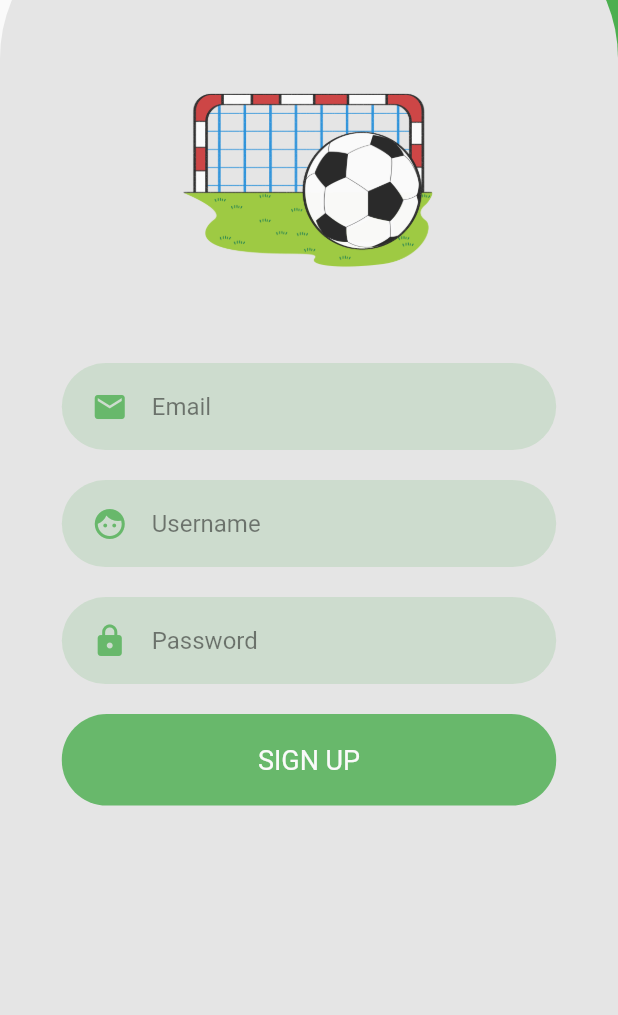
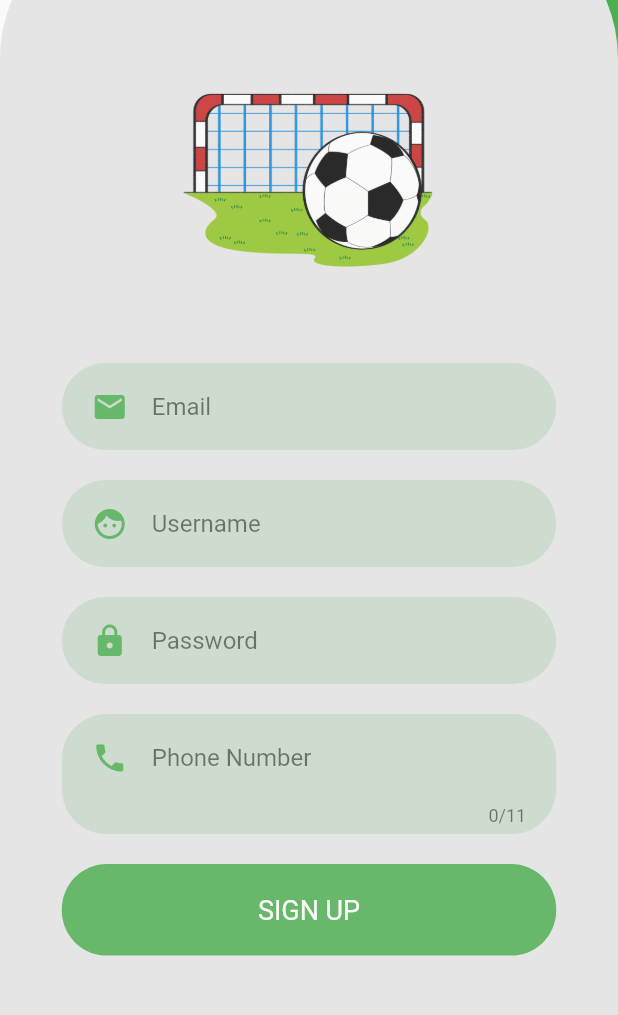
Before and after one commit to zeyadzidan/Kickoff, a Flutter app: the screen it shows after launch, after a tap on "Don't have an account? Sign up", on a phone screen of 412 x 824 dp, the part 215-1230 px from its top. Run offline on Flutter 3.47's test engine with Material 2 defaults, Android fonts, the phone set to English and light mode, and no system bars.

Commit message:
adding phone number

```diff
--- a/kickoff_frontend/lib/Screens/login/components/register_form.dart
+++ b/kickoff_frontend/lib/Screens/login/components/register_form.dart
@@ -2,6 +2,7 @@ import 'package:flutter/material.dart';
 import 'package:kickoff_frontend/components/rounded_button.dart';
 import 'package:kickoff_frontend/components/rounded_input.dart';
 import 'package:kickoff_frontend/components/rounded_password_input.dart';
+import 'package:kickoff_frontend/components/rounded_phone_number.dart';
 
 
 class RegisterForm extends StatelessWidget {
@@ -57,7 +58,7 @@ class RegisterForm extends StatelessWidget {
                   RoundedInput(icon: Icons.face_rounded, hint: 'Username'),
 
                   RoundedPasswordInput(hint: 'Password'),
-
+                  RoundedPhoneNumber(icon: Icons.phone, hint: 'Phone Number'),
                   SizedBox(height: 10),
 
                   RoundedButton(title: 'SIGN UP'),
--- /dev/null
+++ b/kickoff_frontend/lib/components/rounded_phone_number.dart
@@ -0,0 +1,30 @@
+import 'package:flutter/material.dart';
+import 'package:kickoff_frontend/components/input_container.dart';
+import 'package:kickoff_frontend/constants.dart';
+
+class RoundedPhoneNumber extends StatelessWidget {
+  const RoundedPhoneNumber({
+    Key? key,
+    required this.icon,
+    required this.hint
+  }) : super(key: key);
+
+  final IconData icon;
+  final String hint;
+
+  @override
+  Widget build(BuildContext context) {
+    return InputContainer(
+        child: TextField(
+          cursorColor: kPrimaryColor,
+          decoration: InputDecoration(
+              icon: Icon(icon, color: kPrimaryColor),
+              hintText: hint,
+              border: InputBorder.none
+          ),
+          keyboardType: TextInputType.number,
+          maxLength: 11,
+          ),
+        );
+  }
+}
```
